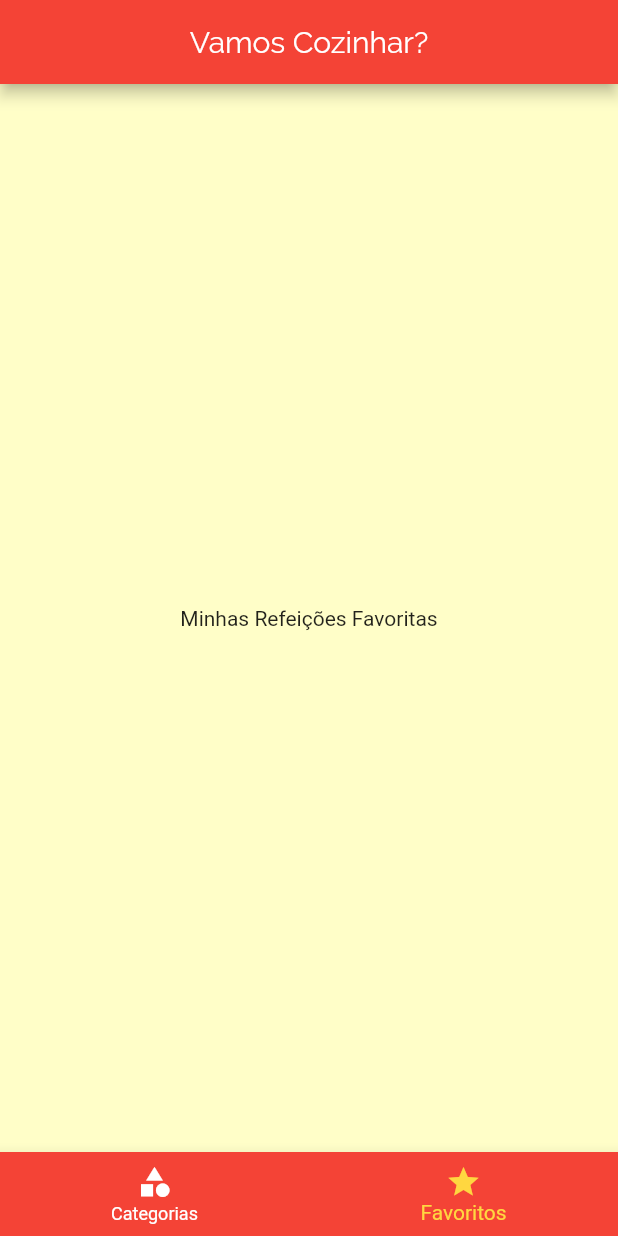
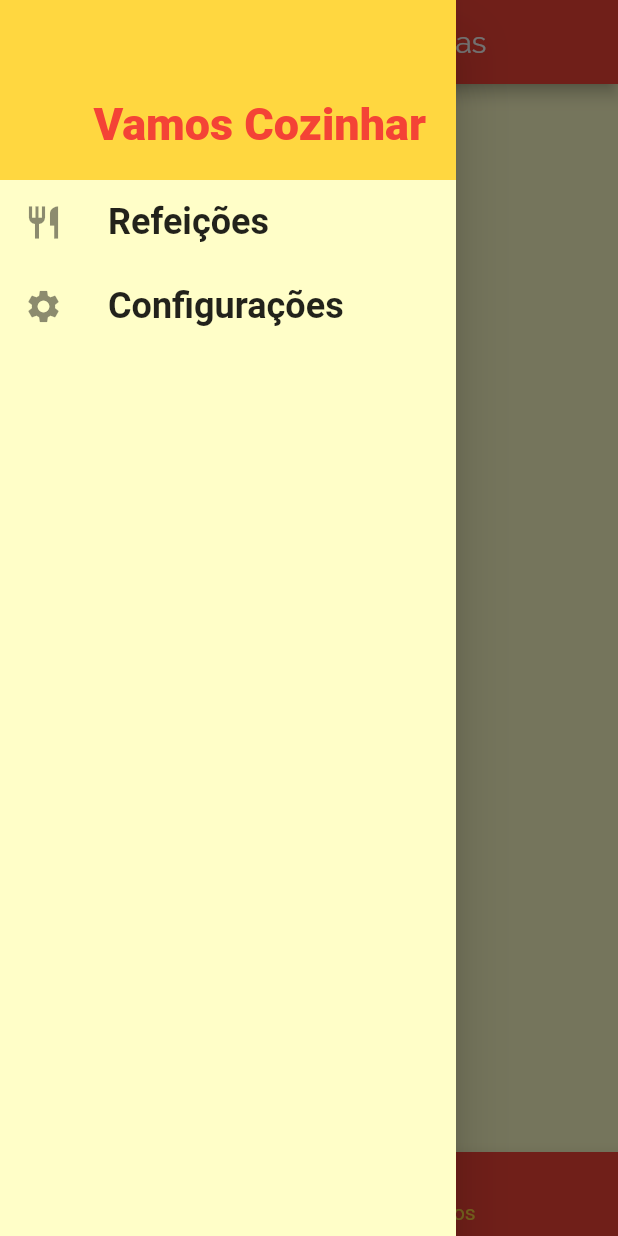
Before and after one commit to BrendowLincoln/receita_mania, a Flutter app: the screen it shows after launch, item 2 of the bottom bar chosen, with the side drawer open (before the commit the screen has no drawer), on a phone screen of 412 x 824 dp. Run offline on Flutter 3.47's test engine with Material 2 defaults, Android fonts, the light colour scheme and no system bars; Roboto replaces fonts that are missing (RobotoComdemsed).

Commit message:
Criando a naveção entre as telas nos botoes do drawer

```diff
--- a/lib/main.dart
+++ b/lib/main.dart
@@ -1,7 +1,7 @@
 import 'package:flutter/material.dart';
 import 'package:receita_mania/screens/categories_recipes_screen.dart';
+import 'package:receita_mania/screens/settings_screen.dart';
 import 'package:receita_mania/screens/tab_bottom_screen.dart';
-import 'package:receita_mania/screens/tabs_top_screen.dart';
 import 'package:receita_mania/utils/app_routes.dart';
 import 'package:receita_mania/screens/recipe_detail_screen.dart';
 
@@ -30,6 +30,7 @@
        AppRoutes.HOME: (context) => TabBottomScreen(),
         AppRoutes.CATEGORIES_RECIPES: (context) => CategoriesRecipesScreen(),
         AppRoutes.RECIPE_DETAIL: (context) => RecipeDetailScreen(),
+        AppRoutes.SETTINGS: (context) => SettingsScreen(),
       },
     );
   }
--- /dev/null
+++ b/lib/screens/settings_screen.dart
@@ -0,0 +1,13 @@
+import 'package:flutter/material.dart';
+
+class SettingsScreen extends StatelessWidget {
+  @override
+  Widget build(BuildContext context) {
+    return Scaffold(
+      appBar: AppBar(title: Text('Configurações'), centerTitle: true,),
+      body: Center(
+        child: Text('Settings Screen'),
+      ),
+    );
+  }
+}
--- a/lib/screens/tab_bottom_screen.dart
+++ b/lib/screens/tab_bottom_screen.dart
@@ -1,6 +1,7 @@
 import 'package:flutter/material.dart';
 import 'package:receita_mania/screens/categories_screen.dart';
 import 'package:receita_mania/screens/favorite_screen.dart';
+import 'package:receita_mania/widgets/main_drawer.dart';
 
 class TabBottomScreen extends StatefulWidget {
   @override
@@ -10,9 +11,9 @@
 class _TabBottomScreenState extends State<TabBottomScreen> {
 
   int _selectedScreenIndex = 0;
-  final List<Widget> _screens = [
-    CategoriesScreen(),
-    FavoriteScreen()
+  final List<Map<String, Object>> _screens = [
+    {'title': 'Lista de Categorias', 'screen':  CategoriesScreen()},
+    {'title': 'Minhas Receitas Favoritas', 'screen':  FavoriteScreen()}
   ];
 
   _selectScreen(int index) {
@@ -25,19 +26,21 @@
   Widget build(BuildContext context) {
     return Scaffold(
       appBar: AppBar(
-        title: Text('Vamos Cozinhar?'),
+        title: Text(_screens[_selectedScreenIndex]['title']),
         centerTitle: true,
       ),
-      body: _screens[_selectedScreenIndex],
+      drawer: MainDrawer(),
+      body: _screens[_selectedScreenIndex]['screen'],
       bottomNavigationBar: BottomNavigationBar(
         onTap: _selectScreen,
-        backgroundColor: Theme.of(context).primaryColor,
         unselectedItemColor: Colors.white,
         selectedItemColor: Theme.of(context).accentColor,
         currentIndex: _selectedScreenIndex,
+        type: BottomNavigationBarType.shifting,
         items: [
           BottomNavigationBarItem(
-            icon: Icon(Icons.category),
+              backgroundColor: Theme.of(context).primaryColor,
+              icon: Icon(Icons.category),
             label: "Categorias"
           ),
           BottomNavigationBarItem(
--- a/lib/utils/app_routes.dart
+++ b/lib/utils/app_routes.dart
@@ -2,4 +2,6 @@
   static const HOME = '/';
   static const CATEGORIES_RECIPES = '/categories-recipes';
   static const RECIPE_DETAIL = '/recipe-detail';
+  static const SETTINGS = '/settings';
+
 }
--- a/lib/widgets/main_drawer.dart
+++ b/lib/widgets/main_drawer.dart
@@ -1,8 +1,57 @@
 import 'package:flutter/material.dart';
+import 'package:receita_mania/utils/app_routes.dart';
+
 
 class MainDrawer extends StatelessWidget {
+  Widget _createItem(IconData icon, String label, Function onTap) {
+    return ListTile(
+      leading: Icon(
+        icon,
+        size: 26,
+      ),
+      title: Text(
+        label,
+        style: TextStyle(
+            fontFamily: 'RobotoComdemsed',
+            fontSize: 24,
+            fontWeight: FontWeight.bold),
+      ),
+      onTap: onTap,
+    );
+  }
+
   @override
   Widget build(BuildContext context) {
-    return Container();
+    return Drawer(
+      child: Column(
+        children: [
+          Container(
+            height: 120,
+            width: double.infinity,
+            padding: EdgeInsets.all(20),
+            color: Theme.of(context).accentColor,
+            child: Text(
+              'Vamos Cozinhar',
+              style: TextStyle(
+                fontWeight: FontWeight.w900,
+                fontSize: 30,
+                color: Theme.of(context).primaryColor,
+              ),
+            ),
+            alignment: Alignment.bottomRight,
+          ),
+          _createItem(
+            Icons.restaurant,
+            'Refeições',
+                () => Navigator.of(context).pushNamed(AppRoutes.HOME),
+          ),
+          _createItem(
+            Icons.settings,
+            'Configurações',
+                () => Navigator.of(context).pushNamed(AppRoutes.SETTINGS),
+          )
+        ],
+      ),
+    );
   }
 }
```
